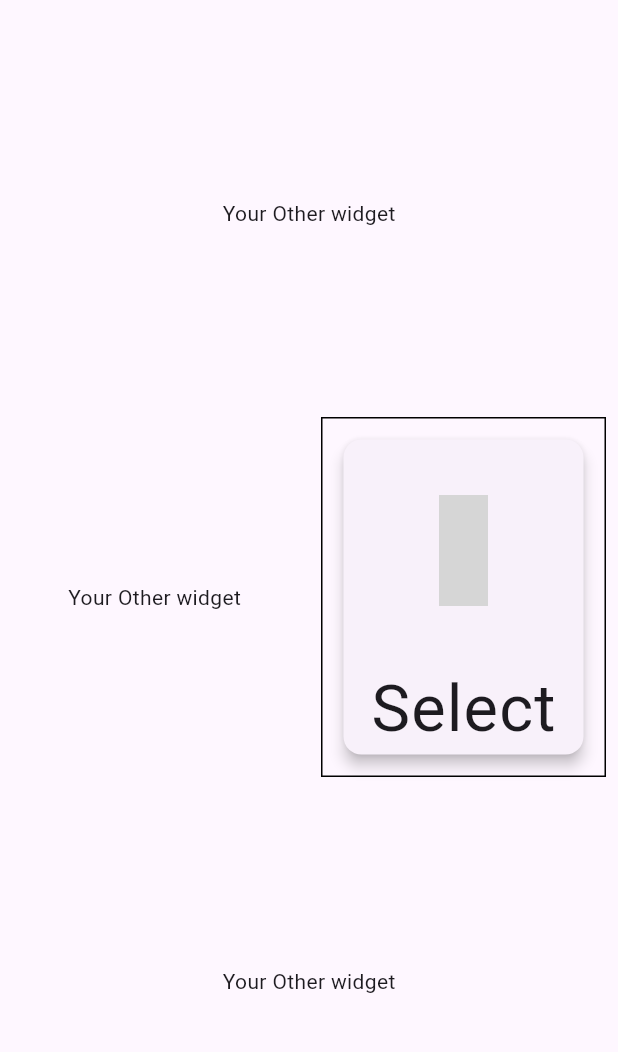
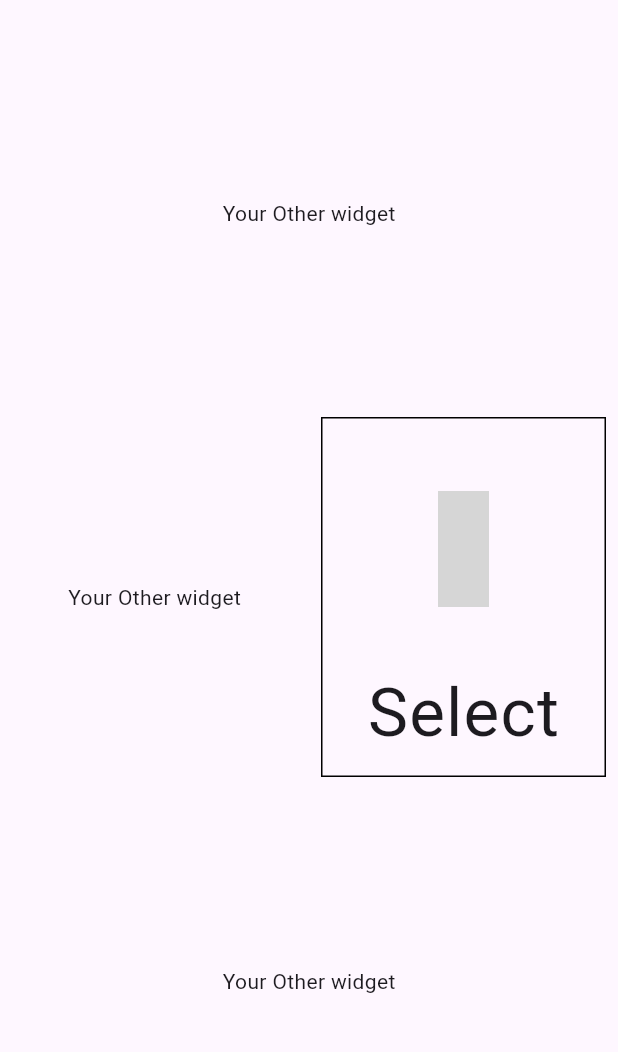
Before and after one commit to cloudonlanapps/upload_flow_manager, a Flutter app: the screen it shows after launch, on a phone screen of 412 x 824 dp, the part 63-1115 px from its top. Run offline on Flutter 3.47's test engine with Material 2 defaults, Android fonts, the phone set to English and light mode, and no system bars; our stand-ins replace adaptive_dialog, flutter_riverpod, image_picker, material_design_icons_flutter, percent_indicator and 1 more; missing offline and left inert: dart:ffi, sqlite3; grey boxes are pictures that could not be loaded.

Commit message:
remove Card

```diff
--- a/lib/src/view/upload_selector.dart
+++ b/lib/src/view/upload_selector.dart
@@ -79,8 +79,6 @@ class UploadSelector extends ConsumerWidget {
         Expanded(
           child: Padding(
             padding: const EdgeInsets.all(2.0),
-            child: Card(
-              elevation: 4,
             child: Stack(
               fit: StackFit.expand,
               children: [
@@ -95,7 +93,6 @@ class UploadSelector extends ConsumerWidget {
                       right: 0,
                       child: MenuView(menu: menu)),
               ],
-              ),
             ),
           ),
         ),
```
Lines whose indentation alone changed are shown as unchanged.
